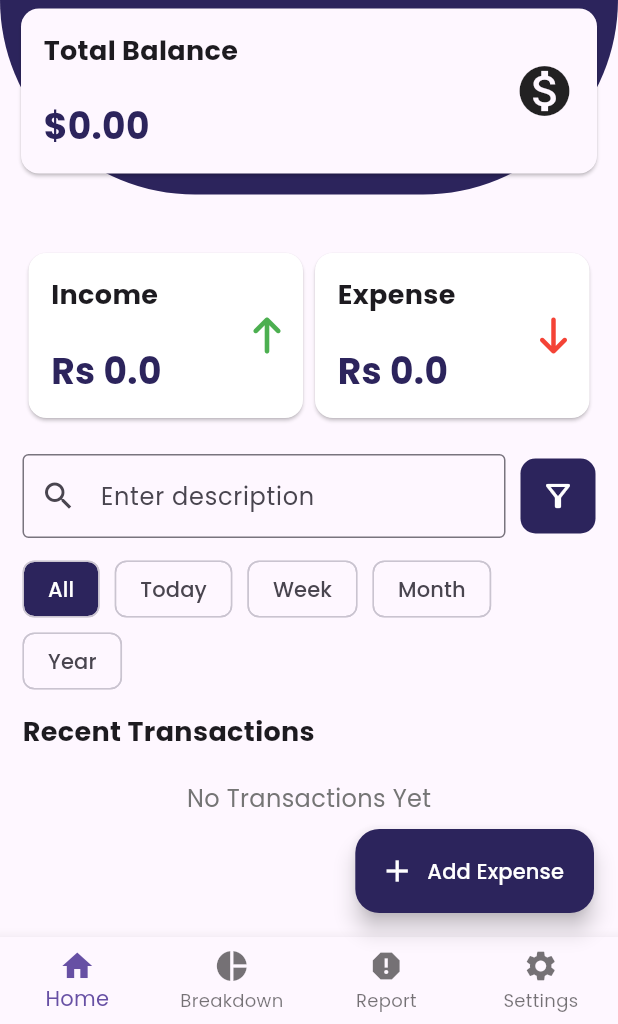
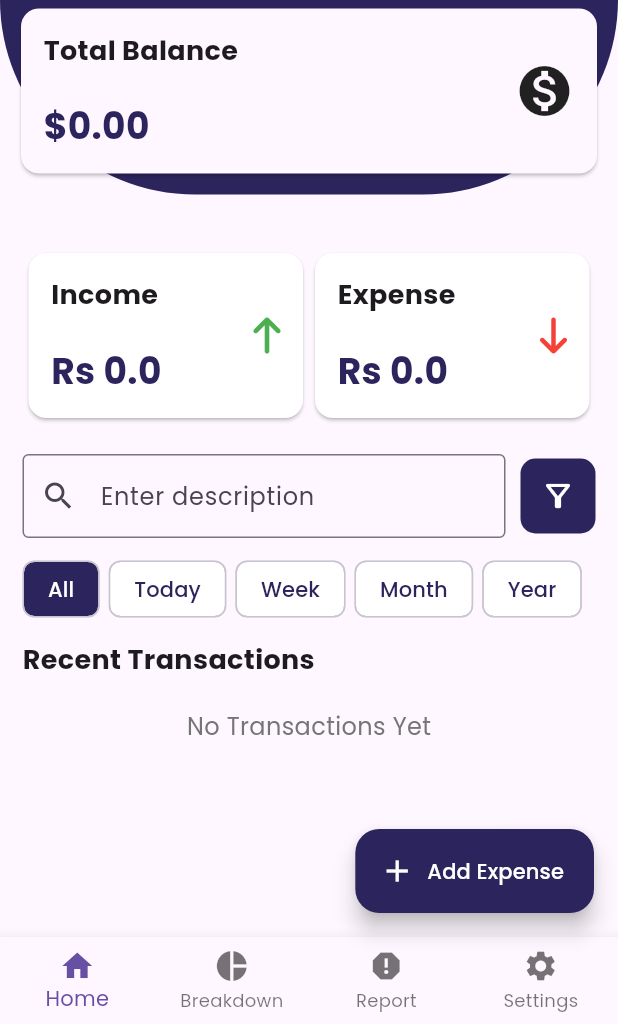
Before and after one commit to Saad-Qadeer007/expense_tracker_latest_version, a Flutter app: the screen it shows after launch, on a phone screen of 412 x 824 dp, the part 212-1236 px from its top. Run offline on Flutter 3.47's test engine with Material 3 defaults, Android fonts, the phone set to English and light mode, and no system bars; our stand-ins replace font_awesome_flutter, google_fonts, shared_preferences.

Commit message:
day 4 : Handling the filtering of the transactions by using the date filters

```diff
--- a/lib/Screens/Home_Screen.dart
+++ b/lib/Screens/Home_Screen.dart
@@ -232,23 +232,28 @@ class _HomeScreenState extends State<HomeScreen> {
                       vertical: 5,
                     ),
                     child: Wrap(
-                      children: [
-                        Chip(
-                          backgroundColor: AppColors.primary,
+                      spacing: 6,
+                      children: provider.DateChips.map((chips) {
+                        return ActionChip(
+                          backgroundColor: provider.selectedDateChip == chips
+                              ? AppColors.primary
+                              : Colors.white,
                           label: Text(
-                            "All",
-                            style: TextStyle(color: Colors.white),
+                            chips,
+                            style: TextStyle(
+                              color: provider.selectedDateChip == chips
+                                  ? Colors.white
+                                  : AppColors.primary,
+                            ),
                           ),
-                        ),
-                        SizedBox(width: 10),
-                        Chip(label: Text("Today")),
-                        SizedBox(width: 10),
-                        Chip(label: Text("Week")),
-                        SizedBox(width: 10),
-                        Chip(label: Text("Month")),
-                        SizedBox(width: 10),
-                        Chip(label: Text("Year")),
-                      ],
+                          onPressed: () {
+                            context.read<ExpenseProvider>().selectedDateFilter(
+                              chips,
+                            );
+                            context.read<ExpenseProvider>().filterByDate();
+                          },
+                        );
+                      }).toList(),
                     ),
                   ),
 
```
Also changed, not shown: lib/Provider/Expense_Provider.dart (+56 -0 lines).
